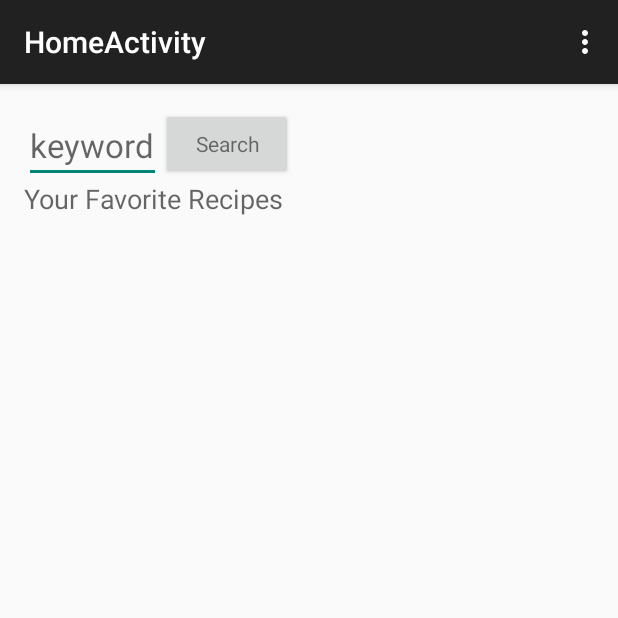
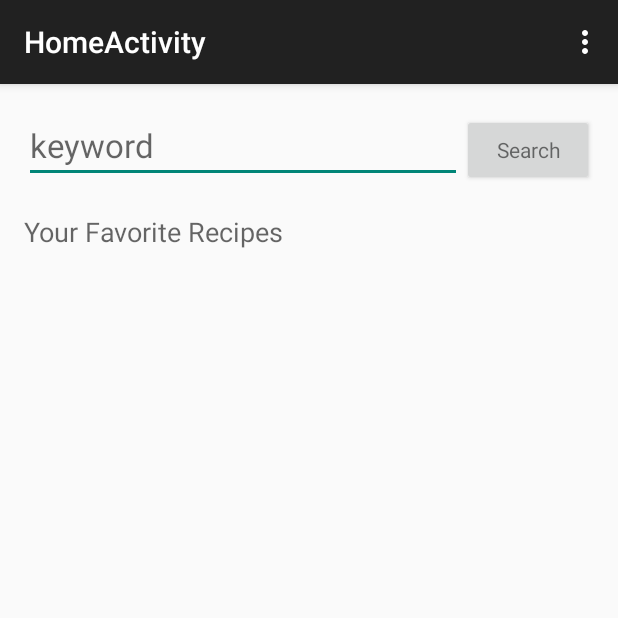
Before and after one commit to chenjr95/Google-CodeU, an Android app: the HomeActivity screen opened directly, with no data from a screen before it, on a phone screen of 412 x 824 dp, the top half of it. Run offline under Robolectric (Android 15) with nearby library versions, the light colour scheme and no system bars.

Commit message:
search field fix

```diff
--- a/RecipeFinder/app/src/main/res/layout/activity_home.xml
+++ b/RecipeFinder/app/src/main/res/layout/activity_home.xml
@@ -1,34 +1,40 @@
-<RelativeLayout xmlns:android="http://schemas.android.com/apk/res/android"
+<LinearLayout xmlns:android="http://schemas.android.com/apk/res/android"
     xmlns:tools="http://schemas.android.com/tools" android:layout_width="match_parent"
     android:layout_height="match_parent" android:paddingLeft="@dimen/activity_horizontal_margin"
     android:paddingRight="@dimen/activity_horizontal_margin"
     android:paddingTop="@dimen/activity_vertical_margin"
     android:paddingBottom="@dimen/activity_vertical_margin"
+    android:orientation="vertical"
     tools:context="com.example.android.recipefinder.HomeActivity">
 
+
+    <LinearLayout
+        android:layout_width="fill_parent"
+        android:layout_height="wrap_content"
+        android:orientation="horizontal">
         <EditText
-        android:layout_width="wrap_content"
+            android:layout_width="fill_parent"
+            android:layout_weight="1"
             android:layout_height="wrap_content"
             android:textAppearance="?android:attr/textAppearanceLarge"
             android:hint="keyword"
             android:id="@+id/search_entry"
             android:inputType="text" android:maxLines="1"
             android:singleLine="true"
-        android:layout_marginBottom="60px"
-        android:layout_alignParentTop="true"
-        android:layout_alignParentStart="true" />
+            android:layout_marginBottom="30px" />
 
         <Button
             android:layout_width="wrap_content"
             android:layout_height="wrap_content"
             android:textAppearance="?android:attr/textAppearanceLarge"
             android:id="@+id/search_button"
-        android:layout_alignParentTop="true"
-        android:layout_alignParentStart="false"
+            android:layout_alignParentRight="true"
             style="?android:textAppearanceSmall"
             android:text="Search"
             android:onClick="search"
-        android:layout_toEndOf="@id/search_entry" />
+            android:layout_marginBottom="30px"/>
+
+    </LinearLayout>
 
     <TextView
         android:layout_width="wrap_content"
@@ -46,4 +52,4 @@
         android:dividerHeight="5px"
         android:layout_alignParentStart="true"
         android:layout_below="@+id/textView" />
-</RelativeLayout>
+</LinearLayout>
```
Lines whose indentation alone changed are shown as unchanged.
